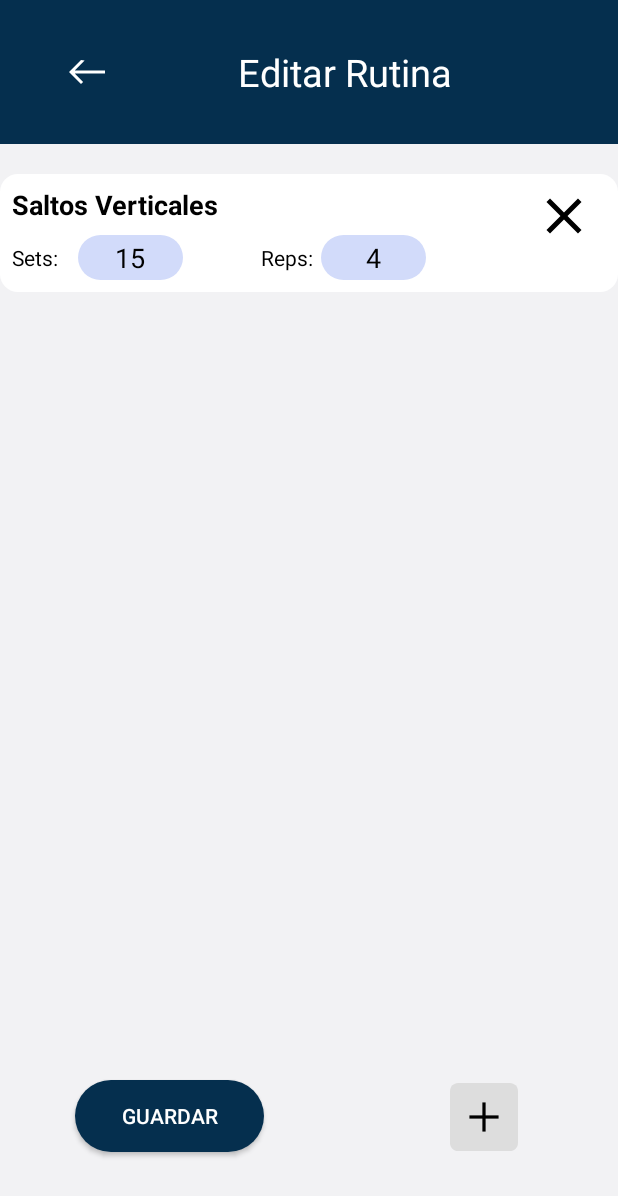
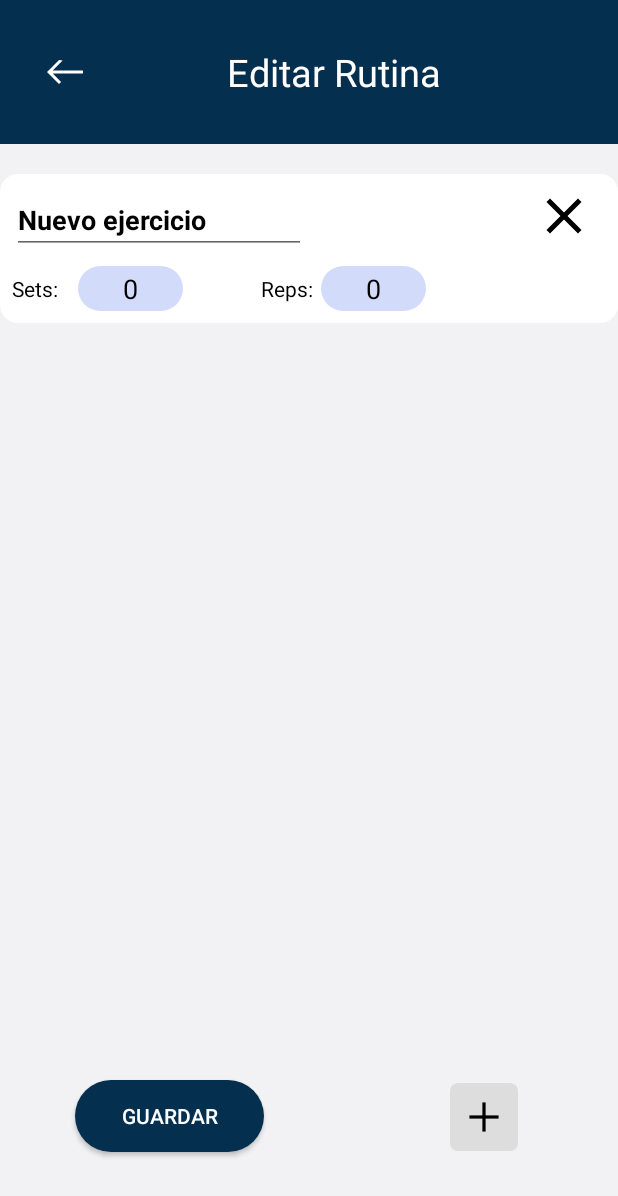
Before and after one commit to ValSua/equipoDos, an Android app built with Jetpack Compose: the EditFragment screen opened through its navigation route, after a tap on an icon or button, on a phone screen of 412 x 824 dp. Shown: the top 1196 px of the screen. Run offline under Robolectric (Android 15) with nearby library versions, the phone set to English and light mode, and no system bars; our stand-ins replace Firebase (no records; nobody signed in at launch, a user with empty details on screens opened directly), data binding; Roboto replaces fonts that are not available here.

Commit message:
por si no hay libreria de ejercicios

```diff
--- a/app/src/main/java/com/example/equipodos/model/Exercise.kt
+++ b/app/src/main/java/com/example/equipodos/model/Exercise.kt
@@ -2,7 +2,7 @@ package com.example.equipodos.model
 
 
 data class Exercise(
-    val name: String,
+    var name: String,
     var sets: Int,
     var reps: Int
 )
--- a/app/src/main/java/com/example/equipodos/view/ExerciseAdapter.kt
+++ b/app/src/main/java/com/example/equipodos/view/ExerciseAdapter.kt
@@ -43,11 +43,16 @@ class ExerciseAdapter(private val exercises: MutableList<Exercise>) :
 
         fun bind(exercise: Exercise) {
             // Establecer el nombre del ejercicio
-            exerciseTitle.text = exercise.name
+            //exerciseTitle.text = exercise.name
 
             // Establecer los valores de reps y sets
             repsInput.setText(exercise.reps.toString())
             setsInput.setText(exercise.sets.toString())
+
+            ///////////////////////////////////////
+            exerciseTitle.setText(exercise.name.toString())
+            ///////////////////////////////////
+
 
             // Agregar TextWatcher a los campos de reps y sets
             repsInput.addTextChangedListener(object : TextWatcher {
@@ -72,6 +77,19 @@ class ExerciseAdapter(private val exercises: MutableList<Exercise>) :
                 }
             })
 
+            ////////////////////////////////////////////////////////
+
+            exerciseTitle.addTextChangedListener(object : TextWatcher {
+                override fun beforeTextChanged(s: CharSequence?, start: Int, count: Int, after: Int) {}
+
+                override fun onTextChanged(s: CharSequence?, start: Int, before: Int, count: Int) {}
+
+                override fun afterTextChanged(s: Editable?) {
+                    val newName = s?.toString() ?: "Nombre Ejercicio"
+                    exercise.name = newName.toString()
+                }
+            })
+
             // Agregar clic listener al botón de eliminar
             deleteButton.setOnClickListener {
                 // Remover el ejercicio de la lista y notificar al adaptador
@@ -82,5 +100,7 @@ class ExerciseAdapter(private val exercises: MutableList<Exercise>) :
                 }
             }
         }
+
+
     }
 }
--- a/app/src/main/java/com/example/equipodos/view/fragment/EditFragment.kt
+++ b/app/src/main/java/com/example/equipodos/view/fragment/EditFragment.kt
@@ -8,6 +8,7 @@ import android.view.ViewGroup
 import android.widget.Button
 import android.widget.EditText
 import android.widget.ImageButton
+import android.widget.TextView
 import android.widget.Toast
 import androidx.appcompat.widget.Toolbar
 import androidx.fragment.app.Fragment
@@ -87,14 +88,18 @@ class EditFragment: Fragment()  {
                 viewModel.obtenerRutina(email, key)
             }
 
+            val namerutinaText : TextView = view.findViewById(R.id.nombreRutina)
+
             // Observar la rutina obtenida
             viewModel.routine.observe(viewLifecycleOwner, Observer { rutina ->
                 rutina?.let {
+                    namerutinaText.setText(rutina.nombre)
                     exercises.clear()
                     exercises.addAll(it.exercise)
                     exerciseAdapter.notifyDataSetChanged()
                 }
             })
+
 
 
 //            boton que debe actualizar la lista en bd
@@ -103,10 +108,10 @@ class EditFragment: Fragment()  {
             val addExerciseButton = view.findViewById<ImageButton>(R.id.nuevoEjercicio)
             addExerciseButton.setOnClickListener {
                 // Agregar un nuevo ejercicio a la lista
-                val newExercise = ejercicio2
+                // Agregar un nuevo ejercicio a la lista
+                val newExercise = Exercise("Nuevo ejercicio", 0, 0)
                 exercises.add(newExercise)
-                // Notificar al adaptador de los cambios en los datos
-                exerciseAdapter.notifyDataSetChanged()
+                exerciseAdapter.notifyItemInserted(exercises.size - 1) // Notificar al adaptador sobre el nuevo elemento
             }
 
             buttonRegistrar.setOnClickListener {
--- a/app/src/main/res/layout/create_toolbar.xml
+++ b/app/src/main/res/layout/create_toolbar.xml
@@ -18,7 +18,7 @@
                 android:id="@+id/create_toolbar"
                 android:layout_width="match_parent"
                 android:layout_height="96dp"
-                android:layout_marginStart="30dp"
+                android:layout_marginStart="15dp"
                 android:layout_marginEnd="30dp"
                 app:navigationIcon="@drawable/arrow_back"
                 app:buttonGravity="center_vertical"
--- a/app/src/main/res/layout/edit_toolbar.xml
+++ b/app/src/main/res/layout/edit_toolbar.xml
@@ -18,7 +18,7 @@
                 android:id="@+id/edit_toolbar"
                 android:layout_width="match_parent"
                 android:layout_height="96dp"
-                android:layout_marginStart="30dp"
+                android:layout_marginStart="15dp"
                 android:layout_marginEnd="30dp"
                 app:navigationIcon="@drawable/arrow_back"
                 app:buttonGravity="center_vertical"
--- a/app/src/main/res/layout/fragment_create_rutine.xml
+++ b/app/src/main/res/layout/fragment_create_rutine.xml
@@ -17,8 +17,10 @@
         android:layout_width="match_parent"
         android:layout_height="40dp"
         android:layout_marginTop="10dp"
+        android:layout_marginStart="15dp"
+        android:layout_marginEnd="15dp"
         android:hint="Nombre de la rutina"
-        android:textAlignment="center"
+
         app:layout_constraintTop_toBottomOf="@id/include"
         app:layout_constraintBottom_toTopOf="@id/Exercises"/>
 
--- a/app/src/main/res/layout/item_exercise.xml
+++ b/app/src/main/res/layout/item_exercise.xml
@@ -8,7 +8,7 @@
     android:layout_marginTop="20dp"
     android:padding="8dp">
 
-    <TextView
+    <EditText
         android:id="@+id/exerciseTitle"
         android:layout_width="match_parent"
         android:layout_height="wrap_content"
@@ -16,6 +16,7 @@
         android:textSize="18sp"
         android:textColor="@color/black"
         android:textStyle="bold"
+        android:layout_marginEnd="200dp"
         app:layout_constraintEnd_toEndOf="parent"
         app:layout_constraintStart_toStartOf="parent"
         app:layout_constraintTop_toTopOf="parent" />
```
